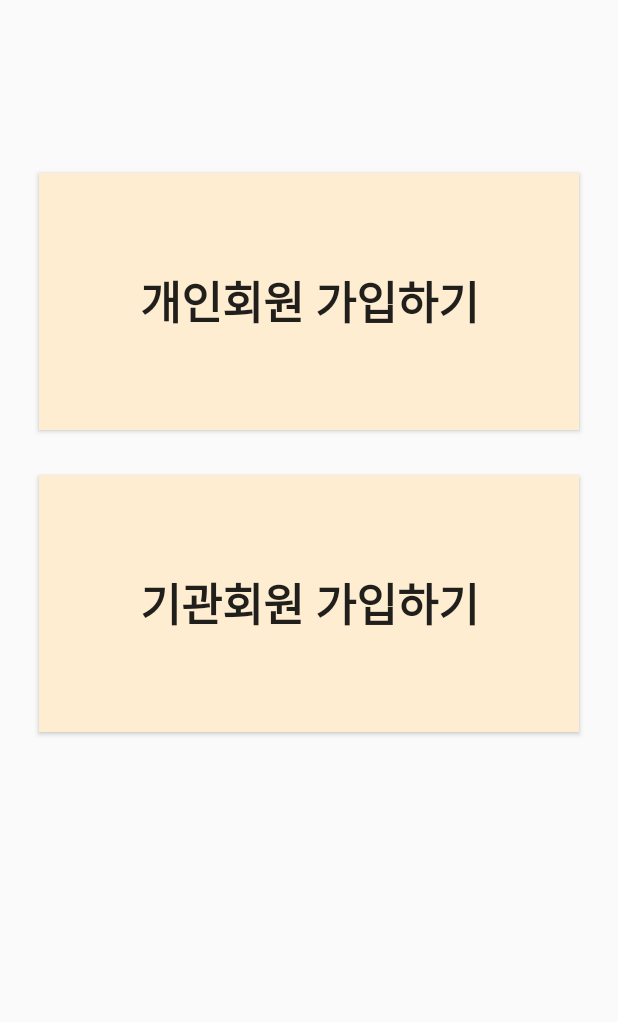
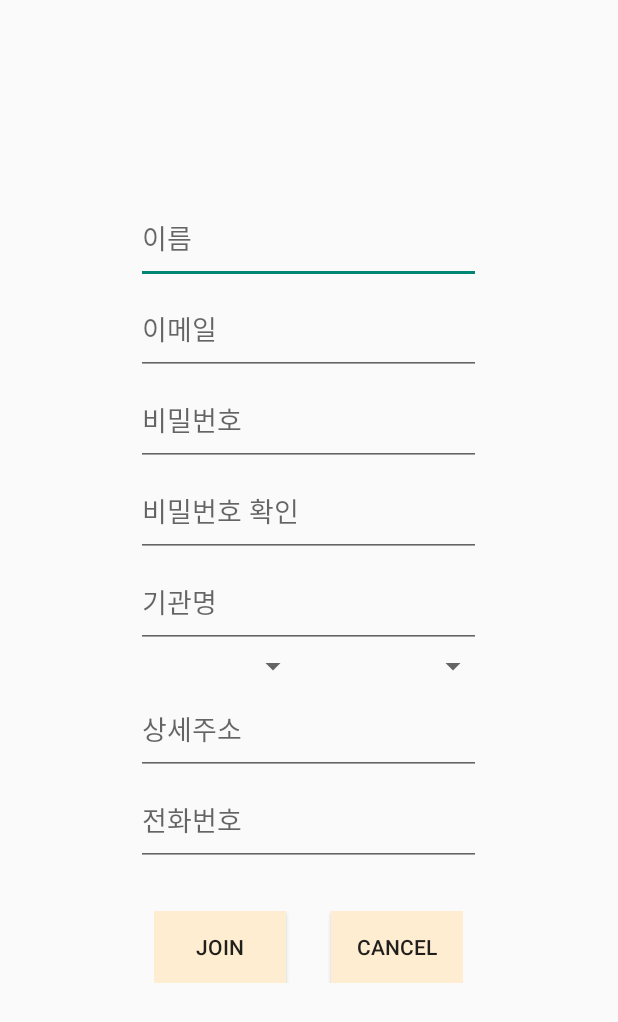
Before and after one commit to eunhyes/gissa, an Android app: the screen it shows after launch (JoinActivity_choose before the commit, JoinActivity after it), after a tap on "JOIN", on a phone screen of 412 x 824 dp. Shown: the top 1022 px of the screen. Run offline under Robolectric (Android 15) with nearby library versions, the phone set to English and light mode, and no system bars; our stand-ins replace Firebase (no records; nobody signed in at launch, a user with empty details on screens opened directly); 2 statements that could not run were skipped.

Commit message:
edit commit

```diff
--- a/app/src/main/java/com/example/animal_helpers/JoinActivity_agency.java
+++ b/app/src/main/java/com/example/animal_helpers/JoinActivity.java
@@ -4,10 +4,13 @@ import android.content.Intent;
 import android.os.Bundle;
 import android.util.Log;
 import android.view.View;
+import android.widget.AdapterView;
+import android.widget.ArrayAdapter;
 import android.widget.Button;
 import android.widget.EditText;
 import android.widget.RadioButton;
 import android.widget.RadioGroup;
+import android.widget.Spinner;
 import android.widget.Toast;
 
 import androidx.annotation.IdRes;
@@ -22,16 +25,17 @@ import com.google.firebase.auth.FirebaseUser;
 import com.google.firebase.database.DatabaseReference;
 import com.google.firebase.database.FirebaseDatabase;
 
-public class JoinActivity_agency extends AppCompatActivity {
+public class JoinActivity extends AppCompatActivity implements AdapterView.OnItemSelectedListener {
 
     private FirebaseAuth mAuth;
     private DatabaseReference DatabaseRef;
-    private EditText edt_name, edt_birth, edt_email, edt_password_check, edt_password;
+    private EditText edt_name, edt_email, edt_password, edt_password_check;
+    private EditText edt_organizationName, edt_detail, edt_tel;
     private Button btn_cancel, btn_join;
-    private RadioGroup rg_gender;
-    private String gender, type;
+    private String city, sigungu;
 
-
+    private Spinner spi_1, spi_2;
+    private ArrayAdapter<CharSequence> adapter, adapter_seoul;
 
     @Override
     protected void onCreate(Bundle savedInstanceState) {
@@ -42,29 +46,25 @@ public class JoinActivity_agency extends AppCompatActivity {
 
 
 
-
         edt_name = (EditText) findViewById(R.id.edt_name);
-        edt_birth = (EditText) findViewById(R.id.edt_birth);
         edt_email = (EditText) findViewById(R.id.edt_email);
         edt_password = (EditText) findViewById(R.id.edt_password);
         edt_password_check = (EditText) findViewById(R.id.edt_password_check);
+        edt_organizationName = (EditText) findViewById(R.id.edt_organizationName);
+        edt_detail = (EditText) findViewById(R.id.edt_detail);
+        edt_tel = (EditText) findViewById(R.id.edt_tel);
         btn_join = (Button) findViewById(R.id.btn_join);
         btn_cancel = (Button) findViewById(R.id.btn_cancel);
-        rg_gender = (RadioGroup) findViewById(R.id.rg_gender);
 
+        spi_1 = (Spinner) findViewById(R.id.spi_1);
+        adapter = ArrayAdapter.createFromResource(this, R.array.spinner_region, android.R.layout.simple_spinner_dropdown_item);
+        spi_1.setAdapter(adapter);
+        spi_1.setOnItemSelectedListener(this);
 
-
-        rg_gender.setOnCheckedChangeListener(new RadioGroup.OnCheckedChangeListener() {
-            @Override
-            public void onCheckedChanged(RadioGroup radioGroup, @IdRes int i) {
-                RadioButton genderButton = (RadioButton)findViewById(i);
-                gender = genderButton.getText().toString();
-            }
-        });
-
-
-
-        type = "agency";
+        spi_2 = (Spinner) findViewById(R.id.spi_2);
+        adapter_seoul = ArrayAdapter.createFromResource(this, R.array.spinner_region_seoul, android.R.layout.simple_spinner_dropdown_item);
+        spi_2.setAdapter(adapter_seoul);
+        spi_2.setOnItemSelectedListener(this);
 
 
 
@@ -72,26 +72,29 @@ public class JoinActivity_agency extends AppCompatActivity {
             @Override
             public void onClick(View v) {
 
+                String name = edt_name.getText().toString().trim();
+                String email = edt_email.getText().toString().trim();
+                String password = edt_password.getText().toString().trim();
+                String passwordcheck = edt_password_check.getText().toString().trim();
+                String organizationName = edt_organizationName.getText().toString().trim();
+                String detail = edt_detail.getText().toString().trim();
+                String tel = edt_tel.getText().toString().trim();
 
 
-                String email = edt_email.getText().toString().trim();
-                String birth = edt_birth.getText().toString().trim();
-                String password = edt_password.getText().toString().trim();
-                String passwordcheck = edt_password_check.getText().toString().trim();
-                String name = edt_name.getText().toString().trim();
 
-                if (!email.equals("") && !birth.equals("") && !password.equals("")) {
+                if (!name.equals("") && !email.equals("") && !password.equals("")
+                        && !organizationName.equals("") && !detail.equals("") && !tel.equals("")) {
                     if(password.equals(passwordcheck)){
                         Log.v("test", "email : " + email + " password : " + password);
-                        createUser(email, password, name, birth);
+                        createUser(name, email, password, organizationName, detail, tel);
                     } else {
                         Log.v("test",  ""+password+""+passwordcheck);
-                        Toast.makeText(JoinActivity_agency.this, "비밀번호가 동일하지 않습니다.", Toast.LENGTH_LONG).show();
+                        Toast.makeText(JoinActivity.this, "비밀번호가 동일하지 않습니다.", Toast.LENGTH_LONG).show();
                     }
                     // 이메일과 비밀번호가 공백이 아닌 경우
                 } else {
                     // 이메일과 비밀번호가 공백인 경우
-                    Toast.makeText(JoinActivity_agency.this, "이메일과 비밀번호를 입력하세요.", Toast.LENGTH_LONG).show();
+                    Toast.makeText(JoinActivity.this, "이메일과 비밀번호를 입력하세요.", Toast.LENGTH_LONG).show();
                 }
             }
         });
@@ -99,44 +102,60 @@ public class JoinActivity_agency extends AppCompatActivity {
         btn_cancel.setOnClickListener(new View.OnClickListener() {
             @Override
             public void onClick(View v) {
-                Intent intent = new Intent(JoinActivity_agency.this, LoginActivity.class);
+                Intent intent = new Intent(JoinActivity.this, LoginActivity.class);
                 startActivity(intent);
             }
         });
+    }
 
 
+
+    @Override
+    public void onItemSelected(AdapterView<?> parent, View view, int position, long id) {
+        if (parent.getId() == R.id.spi_1) {
+            // spi_1 스피너의 선택 이벤트 처리
+            city = parent.getItemAtPosition(position).toString();
+        } else if (parent.getId() == R.id.spi_2) {
+            // spi_2 스피너의 선택 이벤트 처리
+            sigungu = parent.getItemAtPosition(position).toString();
+        }
+    }
+    @Override
+    public void onNothingSelected(AdapterView<?> parent) {
+        // 아무것도 선택되지 않았을 때 처리
     }
 
-    private void createUser(String email, String password, String name, String birth) {
+
+
+    private void createUser(String name, String email, String password, String organizationName, String detail, String tel) {
         mAuth.createUserWithEmailAndPassword(email, password)
                 .addOnCompleteListener(this, new OnCompleteListener<AuthResult>() {
                     @Override
                     public void onComplete(@NonNull Task<AuthResult> task) {
                         if (task.isSuccessful()) {
                             // 회원가입 성공시
-                            Toast.makeText(JoinActivity_agency.this, "회원가입 성공", Toast.LENGTH_SHORT).show();
+                            Toast.makeText(JoinActivity.this, "회원가입 성공", Toast.LENGTH_SHORT).show();
                             FirebaseUser firebaseUser = mAuth.getCurrentUser();
                             UserAccount account = new UserAccount();
                             assert firebaseUser != null;
                             account.setIdToken(firebaseUser.getUid());
+                            account.setName(name);
                             account.setEmailId(firebaseUser.getEmail());
-                            account.setName(name);
                             account.setPassword(password);
-                            account.setGender(gender);
-                            account.setBirth(birth);
-                            account.setType(type);
+                            account.setOrganizationName(organizationName);
+                            String address = city + " " + sigungu + " " + detail;
+                            account.setAddress(address);
+                            account.setTel(tel);
 
                             DatabaseRef.child("UserAccount").child(firebaseUser.getUid()).setValue(account);
-                            Intent intent = new Intent(JoinActivity_agency.this, LoginActivity.class);
+                            Intent intent = new Intent(JoinActivity.this, LoginActivity.class);
                             startActivity(intent);
                         } else {
                             // 계정이 중복된 경우
                             Log.w("createUserWithEmail:failure", task.getException());
-                            Toast.makeText(JoinActivity_agency.this, "이미 존재하는 계정입니다.", Toast.LENGTH_SHORT).show();
+                            Toast.makeText(JoinActivity.this, "이미 존재하는 계정입니다.", Toast.LENGTH_SHORT).show();
                         }
                     }
                 });
     }
-
-
 }
--- a/app/src/main/java/com/example/animal_helpers/JoinActivity_choose.java
+++ /dev/null
@@ -1,38 +0,0 @@
-package com.example.animal_helpers;
-
-import android.content.Intent;
-import android.os.Bundle;
-import android.view.View;
-import android.widget.Button;
-
-import androidx.appcompat.app.AppCompatActivity;
-
-public class JoinActivity_choose extends AppCompatActivity {
-
-    private Button btn_common, btn_agency;
-
-    @Override
-    protected void onCreate(Bundle savedInstanceState) {
-        super.onCreate(savedInstanceState);
-        setContentView(R.layout.activity_join_choose);
-
-        btn_common = (Button) findViewById(R.id.btn_common);
-        btn_agency = (Button) findViewById(R.id.btn_agency);
-
-        btn_common.setOnClickListener(new View.OnClickListener() {
-            @Override
-            public void onClick(View v) {
-                Intent intent = new Intent(JoinActivity_choose.this, JoinActivity_common.class);
-                startActivity(intent);
-            }
-        });
-
-        btn_agency.setOnClickListener(new View.OnClickListener() {
-            @Override
-            public void onClick(View v) {
-                Intent intent = new Intent(JoinActivity_choose.this, JoinActivity_agency.class);
-                startActivity(intent);
-            }
-        });
-    }
-}
--- a/app/src/main/java/com/example/animal_helpers/LoginActivity.java
+++ b/app/src/main/java/com/example/animal_helpers/LoginActivity.java
@@ -59,7 +59,7 @@ public class LoginActivity extends AppCompatActivity {
             @Override
             public void onClick(View v) {
                 // JoinActivity 연결
-                Intent intent = new Intent(LoginActivity.this, JoinActivity_choose.class);
+                Intent intent = new Intent(LoginActivity.this, JoinActivity.class);
                 startActivity(intent);
             }
         });
--- a/app/src/main/res/layout/activity_join.xml
+++ b/app/src/main/res/layout/activity_join.xml
@@ -1,5 +1,5 @@
 <?xml version="1.0" encoding="utf-8"?>
-<androidx.appcompat.widget.LinearLayoutCompat
+<LinearLayout
     xmlns:android="http://schemas.android.com/apk/res/android"
     xmlns:app="http://schemas.android.com/apk/res-auto"
     xmlns:tools="http://schemas.android.com/tools"
@@ -15,15 +15,6 @@
         android:layout_width="match_parent"
         android:layout_height="wrap_content"/>
 
-<!--
-    <ImageView
-        android:id="@+id/imageView"
-        android:layout_width="wrap_content"
-        android:layout_height="wrap_content"
-        android:layout_weight="12"
-        app:srcCompat="@drawable/animalhelpers_logo" />
-        -->
-
     <EditText
         android:id="@+id/edt_name"
         android:layout_weight="1"
@@ -32,15 +23,6 @@
         android:hint="이름"
         android:ems="10"
         android:inputType="textPersonName" />
-
-    <EditText
-        android:id="@+id/edt_birth"
-        android:layout_weight="1"
-        android:layout_width="230dp"
-        android:layout_height="wrap_content"
-        android:hint="생년월일"
-        android:ems="10"
-        android:inputType="textEmailAddress" />
 
     <EditText
         android:id="@+id/edt_email"
@@ -69,28 +51,51 @@
         android:ems="10"
         android:inputType="textPassword" />
 
+    <EditText
+        android:id="@+id/edt_organizationName"
+        android:layout_width="230dp"
+        android:layout_height="wrap_content"
+        android:layout_weight="1"
+        android:ems="10"
+        android:hint="기관명"
+        android:inputType="textEmailAddress" />
 
-    <RadioGroup
-        android:id="@+id/rg_gender"
-        android:orientation="horizontal"
+    <androidx.appcompat.widget.LinearLayoutCompat
         android:layout_width="wrap_content"
         android:layout_height="wrap_content"
-        android:layout_margin="20dp">
+        android:orientation="horizontal">
 
-        <RadioButton
-            android:id="@+id/rb_male"
-            android:text="남자"
-            android:layout_width="wrap_content"
-            android:layout_height="wrap_content"/>
-        <RadioButton
-            android:id="@+id/rb_female"
-            android:text="여자"
-            android:layout_width="wrap_content"
-            android:layout_height="wrap_content"/>
+        <Spinner
+            android:id="@+id/spi_1"
+            android:layout_width="120dp"
+            android:layout_height="wrap_content"
+            android:layout_weight="0.20"/>
+        <Spinner
+            android:id="@+id/spi_2"
+            android:layout_width="120dp"
+            android:layout_height="wrap_content"
+            android:layout_weight="0.20"/>
 
-    </RadioGroup>
+    </androidx.appcompat.widget.LinearLayoutCompat>
 
+    <EditText
+        android:id="@+id/edt_detail"
+        android:layout_weight="1"
+        android:layout_width="230dp"
+        android:layout_height="wrap_content"
+        android:hint="상세주소"
+        android:ems="10"
+        android:inputType="textPersonName" />
 
+    <EditText
+        android:id="@+id/edt_tel"
+        android:layout_weight="1"
+        android:layout_width="230dp"
+        android:layout_height="wrap_content"
+        android:hint="전화번호"
+        android:ems="10"
+        android:inputType="textPersonName"
+        android:layout_marginBottom="30dp"/>
 
     <androidx.appcompat.widget.LinearLayoutCompat
         android:layout_width="wrap_content"
@@ -117,7 +122,4 @@
 
     </androidx.appcompat.widget.LinearLayoutCompat>
 
-
-
-
-</androidx.appcompat.widget.LinearLayoutCompat>
+</LinearLayout>
--- a/app/src/main/res/layout/activity_join_choose.xml
+++ /dev/null
@@ -1,31 +0,0 @@
-<?xml version="1.0" encoding="utf-8"?>
-<LinearLayout xmlns:android="http://schemas.android.com/apk/res/android"
-    android:layout_width="match_parent"
-    android:layout_height="match_parent"
-    android:orientation="vertical"
-    android:weightSum="30"
-    android:gravity="center_horizontal">
-
-    <Button
-        android:id="@+id/btn_common"
-        android:layout_width="360dp"
-        android:layout_height="160dp"
-        android:layout_weight="1"
-        android:layout_marginTop="115dp"
-        android:layout_marginBottom="30dp"
-        android:background="#FEEDD1"
-        android:text="개인회원 가입하기"
-        android:textSize="30sp"
-        android:textStyle="bold"/>
-
-    <Button
-        android:id="@+id/btn_agency"
-        android:layout_width="360dp"
-        android:layout_height="160dp"
-        android:layout_weight="1"
-        android:background="#FEEDD1"
-        android:text="기관회원 가입하기"
-        android:textSize="30sp"
-        android:textStyle="bold"/>
-
-</LinearLayout>
```
Also changed, not shown: app/src/main/AndroidManifest.xml (+1 -15 lines), app/src/main/java/com/example/animal_helpers/JoinActivity_common.java (deleted, +0 -142 lines), app/src/main/java/com/example/animal_helpers/UserAccount.java (+23 -39 lines).
